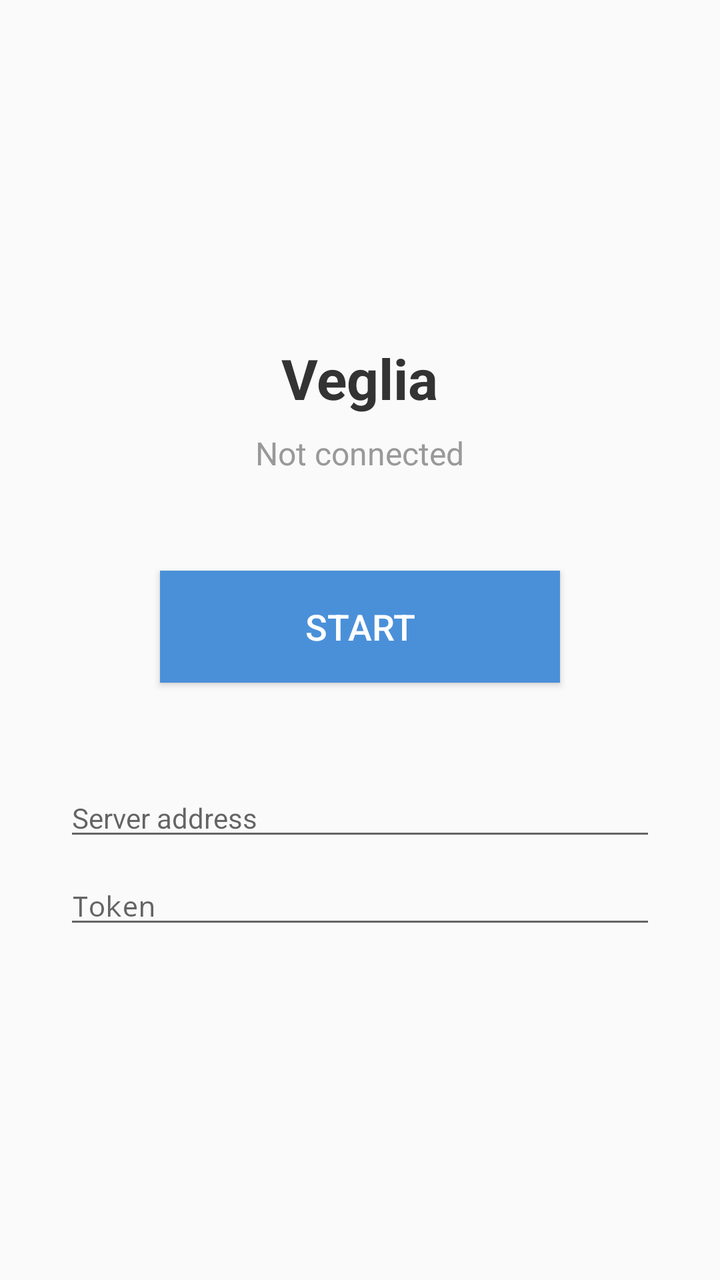
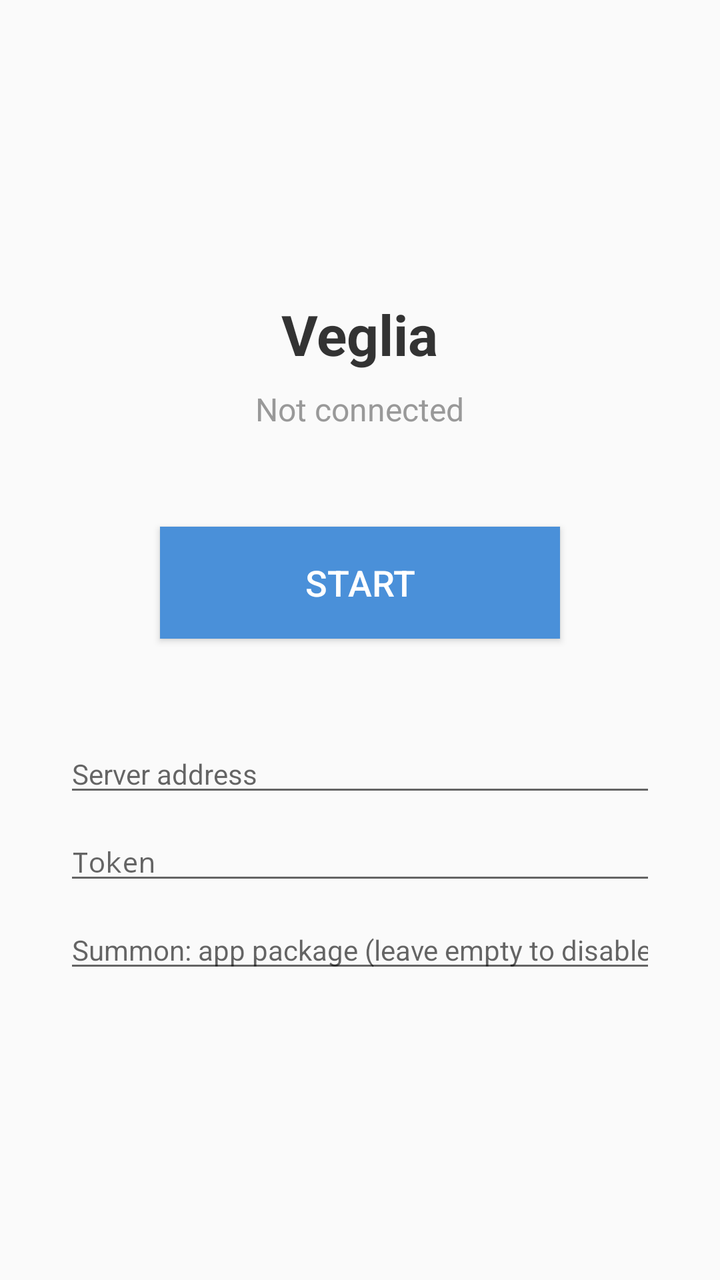

Compare the two renders of this Android layout. The source of the first and the diff that turns it into the second are given below.
<!-- AndroidManifest.xml: application theme android:Theme.Material.Light.NoActionBar -->
<!-- res/layout/activity_main.xml -->
<?xml version="1.0" encoding="utf-8"?>
<LinearLayout xmlns:android="http://schemas.android.com/apk/res/android"
    android:layout_width="match_parent"
    android:layout_height="match_parent"
    android:orientation="vertical"
    android:gravity="center"
    android:padding="32dp"
    android:background="#FFFAFAFA">

    <TextView
        android:layout_width="wrap_content"
        android:layout_height="wrap_content"
        android:text="Veglia"
        android:textSize="28sp"
        android:textColor="#FF333333"
        android:textStyle="bold"
        android:layout_marginBottom="8dp" />

    <TextView
        android:id="@+id/statusText"
        android:layout_width="wrap_content"
        android:layout_height="wrap_content"
        android:text="Not connected"
        android:textSize="16sp"
        android:textColor="#FF999999"
        android:layout_marginBottom="48dp" />

    <Button
        android:id="@+id/toggleButton"
        android:layout_width="200dp"
        android:layout_height="56dp"
        android:text="Start"
        android:textSize="18sp"
        android:textColor="#FFFFFFFF"
        android:background="#FF4A90D9" />

    <EditText
        android:id="@+id/serverUrl"
        android:layout_width="match_parent"
        android:layout_height="wrap_content"
        android:hint="Server address"
        android:textSize="14sp"
        android:layout_marginTop="48dp"
        android:inputType="textUri"
        android:singleLine="true" />

    <EditText
        android:id="@+id/tokenInput"
        android:layout_width="match_parent"
        android:layout_height="wrap_content"
        android:hint="Token"
        android:textSize="14sp"
        android:layout_marginTop="8dp"
        android:inputType="textPassword"
        android:singleLine="true" />

</LinearLayout>
<!-- resources referenced by this layout -->
<resources>

</resources>

<!-- the commit's change to res/layout/activity_main.xml (unified diff, before → after) -->
@@ -54,4 +54,14 @@
         android:inputType="textPassword"
         android:singleLine="true" />
 
+    <EditText
+        android:id="@+id/homePackage"
+        android:layout_width="match_parent"
+        android:layout_height="wrap_content"
+        android:hint="Summon: app package (leave empty to disable)"
+        android:textSize="14sp"
+        android:layout_marginTop="8dp"
+        android:inputType="text"
+        android:singleLine="true" />
+
 </LinearLayout>
